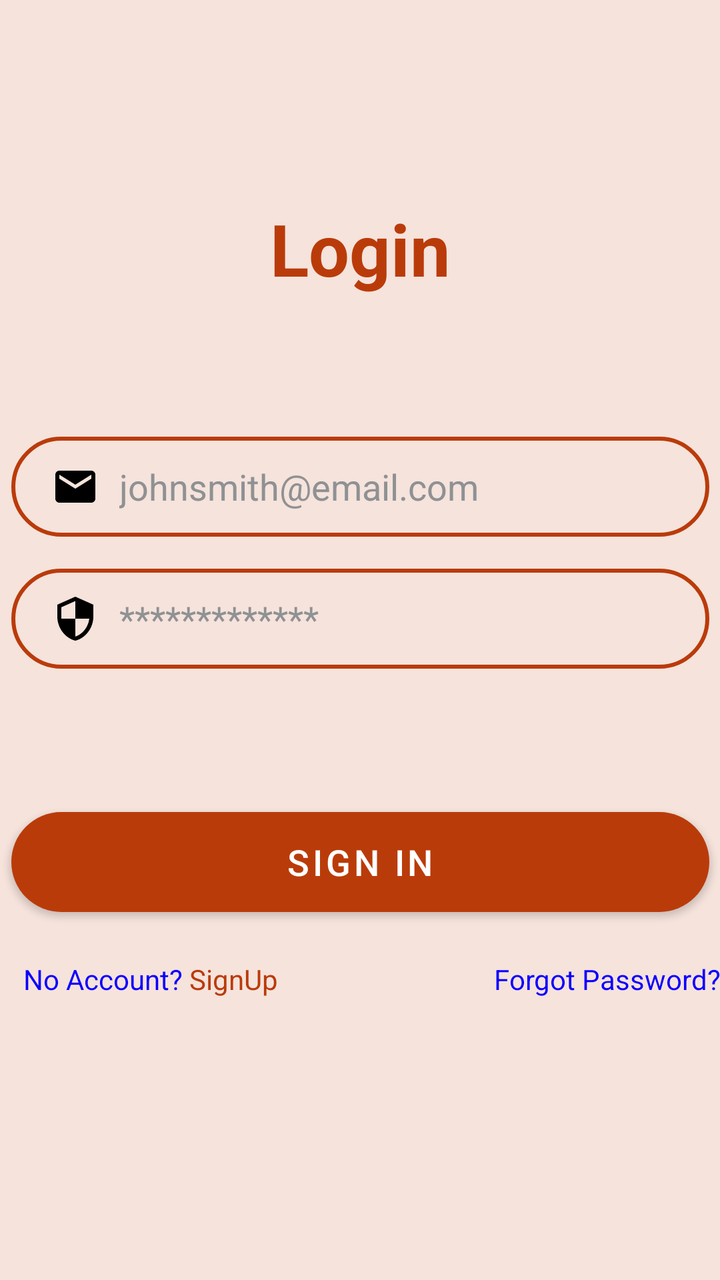
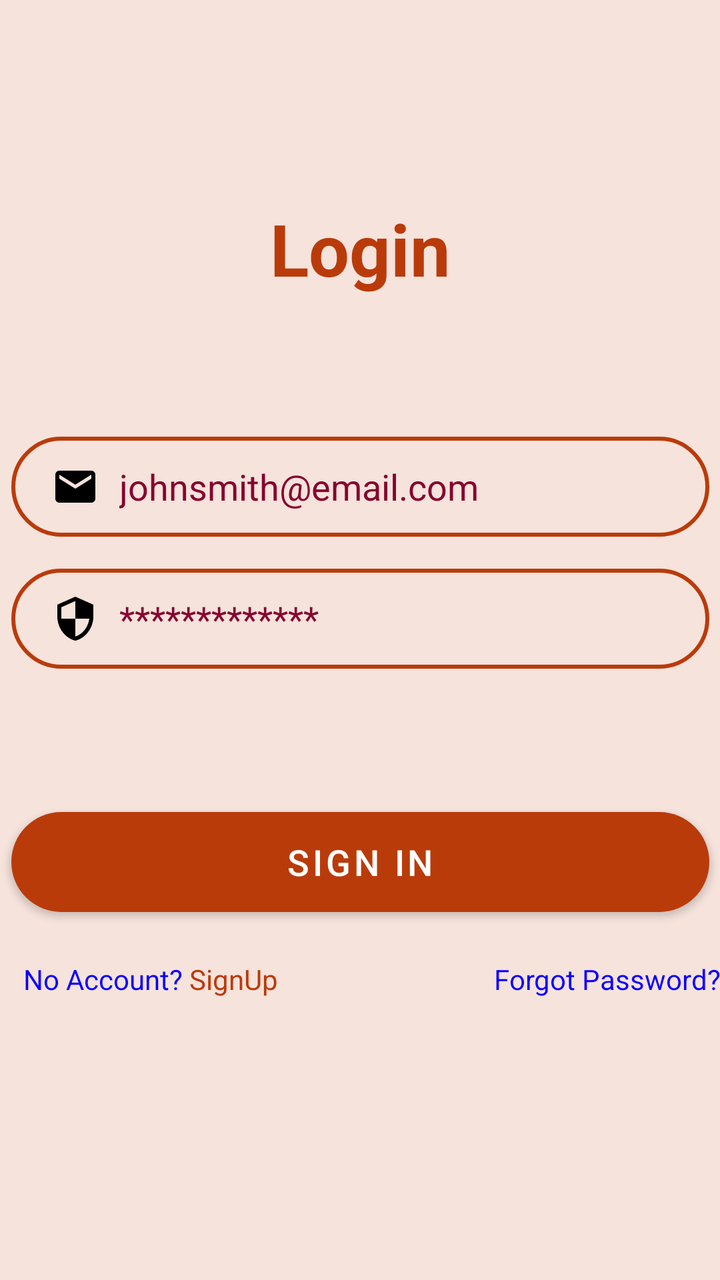

Screens rendered from an Android XML layout before and after an edit, with the pre-edit source and the edit as a unified diff.
<!-- AndroidManifest.xml: application theme Theme.BudgetBuddy -->
<!-- res/layout/activity_login.xml -->
<?xml version="1.0" encoding="utf-8"?>
<androidx.constraintlayout.widget.ConstraintLayout xmlns:android="http://schemas.android.com/apk/res/android"
    xmlns:app="http://schemas.android.com/apk/res-auto"
    xmlns:tools="http://schemas.android.com/tools"
    android:layout_width="match_parent"
    android:layout_height="match_parent"
    android:background="@color/brown_100"
    tools:context=".ui.login.LoginActivity">

    <Button
        android:id="@+id/btn_signIn2"
        android:layout_width="349dp"
        android:layout_height="50dp"
        android:layout_marginTop="64dp"
        android:background="@drawable/rounded_corner"
        android:text="@string/btnSignIn"
        android:textColor="@color/white"
        android:textSize="18sp"
        app:layout_constraintBottom_toBottomOf="parent"
        app:layout_constraintEnd_toEndOf="parent"
        app:layout_constraintStart_toStartOf="parent"
        app:layout_constraintTop_toBottomOf="@+id/editTextPwd"
        app:layout_constraintVertical_bias="0.04000002" />

    <EditText
        android:id="@+id/editTextPwd"
        android:layout_width="349dp"
        android:layout_height="50dp"
        android:layout_marginTop="16dp"
        android:autofillHints="Password"
        android:background="@drawable/input_bg"
        android:drawableStart="@drawable/baseline_security"
        android:drawablePadding="10dp"
        android:ems="10"
        android:hint="@string/password"
        android:inputType="textPassword"
        android:paddingStart="20dp"
        android:paddingTop="10dp"
        android:paddingEnd="10dp"
        android:paddingBottom="10dp"
        android:textColor="@color/red_700"
        android:textColorHint="@color/material_dynamic_neutral60"
        app:layout_constraintEnd_toEndOf="@+id/editTxtEmail"
        app:layout_constraintStart_toStartOf="@+id/editTxtEmail"
        app:layout_constraintTop_toBottomOf="@+id/editTxtEmail" />

    <EditText
        android:id="@+id/editTxtEmail"
        android:layout_width="349dp"
        android:layout_height="50dp"
        android:layout_marginTop="70dp"
        android:autofillHints=""
        android:background="@drawable/input_bg"
        android:drawableStart="@drawable/baseline_email"
        android:drawablePadding="10dp"
        android:ems="10"
        android:hint="@string/hint_Email"
        android:inputType="textPersonName|textEmailAddress"
        android:paddingStart="20dp"
        android:paddingTop="10dp"
        android:paddingEnd="10dp"
        android:paddingBottom="10dp"
        android:textColor="@color/red_700"
        android:textColorHint="@color/material_dynamic_neutral60"
        app:layout_constraintEnd_toEndOf="@+id/txtSignIn"
        app:layout_constraintStart_toStartOf="@+id/txtSignIn"
        app:layout_constraintTop_toBottomOf="@+id/txtSignIn" />


    <ProgressBar
        android:id="@+id/loading"
        style="?android:attr/progressBarStyle"
        android:layout_width="wrap_content"
        android:layout_height="wrap_content"
        android:layout_gravity="center"
        android:layout_marginTop="64dp"
        android:layout_marginBottom="64dp"
        android:visibility="gone"
        app:layout_constraintBottom_toBottomOf="parent"
        app:layout_constraintEnd_toEndOf="@id/editTextPwd"
        app:layout_constraintHorizontal_bias="0.8"
        app:layout_constraintStart_toStartOf="@id/editTextPwd"
        app:layout_constraintTop_toTopOf="parent"
        app:layout_constraintVertical_bias="0.55" />

    <TextView
        android:id="@+id/txtViewForgotPwd"
        android:layout_width="wrap_content"
        android:layout_height="wrap_content"
        android:layout_marginTop="24dp"
        android:gravity="center"
        android:text="@string/txtViewForgotPwd"
        android:textColor="@color/blue"
        android:textSize="14sp"
        app:layout_constraintEnd_toEndOf="parent"
        app:layout_constraintTop_toBottomOf="@+id/btn_signIn2" />

    <TextView
        android:id="@+id/txtViewSignUp"
        android:layout_width="wrap_content"
        android:layout_height="wrap_content"
        android:layout_marginTop="24dp"
        android:text="@string/txtNoAccount"
        android:textColor="@color/blue"
        app:layout_constraintEnd_toStartOf="@+id/txtViewForgotPwd"
        app:layout_constraintHorizontal_bias="0.07"
        app:layout_constraintStart_toStartOf="parent"
        app:layout_constraintTop_toBottomOf="@+id/btn_signIn2" />

    <TextView
        android:id="@+id/txtViewSignupLink"
        android:layout_width="wrap_content"
        android:layout_height="wrap_content"
        android:layout_marginTop="24dp"
        android:text="@string/txtSignUp"
        android:textColor="@color/red_200"
        app:layout_constraintEnd_toStartOf="@+id/txtViewForgotPwd"
        app:layout_constraintHorizontal_bias="0.03"
        app:layout_constraintStart_toEndOf="@+id/txtViewSignUp"
        app:layout_constraintTop_toBottomOf="@+id/btn_signIn2" />

    <TextView
        android:id="@+id/txtSignIn"
        android:layout_width="wrap_content"
        android:layout_height="wrap_content"
        android:layout_marginTop="100dp"
        android:text="@string/txtSign_in"
        android:textColor="@color/red_200"
        android:textSize="36sp"
        android:textStyle="bold"
        app:layout_constraintEnd_toEndOf="parent"
        app:layout_constraintStart_toStartOf="parent"
        app:layout_constraintTop_toTopOf="parent" />

</androidx.constraintlayout.widget.ConstraintLayout>
<!-- resources referenced by this layout -->
<resources>
  <color name="blue">#0C00FE</color>
  <color name="brown_100">#F5E3DC</color>
  <color name="red_200">#BA3B0A</color>
  <color name="red_700">#86042F</color>
  <color name="white">#ffffff</color>
  <!-- drawable baseline_email (drawable) -->
  <vector android:height="24dp" android:tint="#000000"
      android:viewportHeight="24" android:viewportWidth="24"
      android:width="24dp" xmlns:android="http://schemas.android.com/apk/res/android">
      <path android:fillColor="@android:color/white" android:pathData="M20,4L4,4c-1.1,0 -1.99,0.9 -1.99,2L2,18c0,1.1 0.9,2 2,2h16c1.1,0 2,-0.9 2,-2L22,6c0,-1.1 -0.9,-2 -2,-2zM20,8l-8,5 -8,-5L4,6l8,5 8,-5v2z"/>
  </vector>
  <!-- drawable baseline_security (drawable) -->
  <vector android:height="24dp" android:tint="#000000"
      android:viewportHeight="24" android:viewportWidth="24"
      android:width="24dp" xmlns:android="http://schemas.android.com/apk/res/android">
      <path android:fillColor="@android:color/white" android:pathData="M12,1L3,5v6c0,5.55 3.84,10.74 9,12 5.16,-1.26 9,-6.45 9,-12L21,5l-9,-4zM12,11.99h7c-0.53,4.12 -3.28,7.79 -7,8.94L12,12L5,12L5,6.3l7,-3.11v8.8z"/>
  </vector>
  <!-- drawable input_bg (drawable) -->
  <?xml version="1.0" encoding="utf-8"?>
  <shape xmlns:android="http://schemas.android.com/apk/res/android">
      <stroke android:color="@color/red_200" android:width="2dp"/>
      <corners android:radius="70dp"/>
  
  
  </shape>
  <!-- drawable rounded_corner (drawable) -->
  <?xml version="1.0" encoding="utf-8"?>
  <shape  xmlns:android="http://schemas.android.com/apk/res/android">
  <corners android:radius="50dp"/>
      <solid android:color="@color/red_200" />
  </shape>
  <string name="btnSignIn">Sign In</string>
  <string name="hint_Email">johnsmith@email.com</string>
  <string name="password">*************</string>
  <string name="txtNoAccount">No Account?</string>
  <string name="txtSignUp">SignUp</string>
  <string name="txtSign_in">Login</string>
  <string name="txtViewForgotPwd">Forgot Password?</string>
  <style name="Theme.BudgetBuddy" parent="Theme.MaterialComponents.DayNight.DarkActionBar">
          
          <item name="colorPrimary">@color/red_200</item>
          <item name="colorPrimaryVariant">@color/red_700</item>
          <item name="colorOnPrimary">@color/brown_100</item>
          
          <item name="colorSecondary">@color/brown_500</item>
          <item name="colorSecondaryVariant">@color/brown_700</item>
          <item name="colorOnSecondary">@color/light_brown</item>
          
          <item name="android:statusBarColor">?attr/colorPrimary</item>
          
          <item name="android:windowBackground">@color/red_200</item>
      </style>
  <color name="brown_500">#d5896c</color>
  <color name="brown_700">#B88572</color>
  <color name="light_brown">#FFF5ED</color>
</resources>

<!-- the commit's change to res/layout/activity_login.xml (unified diff, before → after) -->
@@ -39,7 +39,7 @@
         android:paddingEnd="10dp"
         android:paddingBottom="10dp"
         android:textColor="@color/red_700"
-        android:textColorHint="@color/material_dynamic_neutral60"
+        android:textColorHint="@color/red_700"
         app:layout_constraintEnd_toEndOf="@+id/editTxtEmail"
         app:layout_constraintStart_toStartOf="@+id/editTxtEmail"
         app:layout_constraintTop_toBottomOf="@+id/editTxtEmail" />
@@ -61,7 +61,7 @@
         android:paddingEnd="10dp"
         android:paddingBottom="10dp"
         android:textColor="@color/red_700"
-        android:textColorHint="@color/material_dynamic_neutral60"
+        android:textColorHint="@color/red_700"
         app:layout_constraintEnd_toEndOf="@+id/txtSignIn"
         app:layout_constraintStart_toStartOf="@+id/txtSignIn"
         app:layout_constraintTop_toBottomOf="@+id/txtSignIn" />
